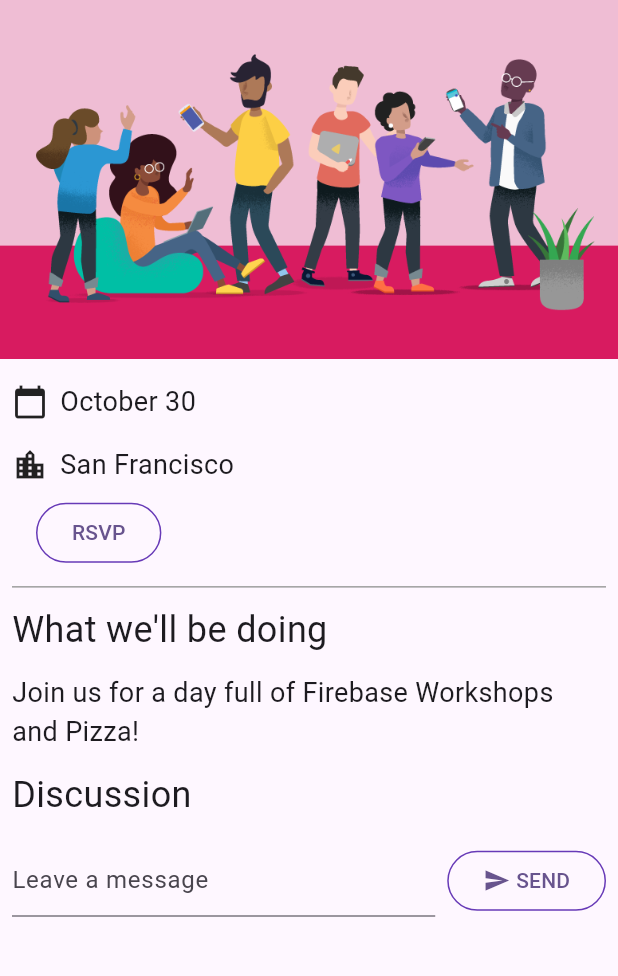
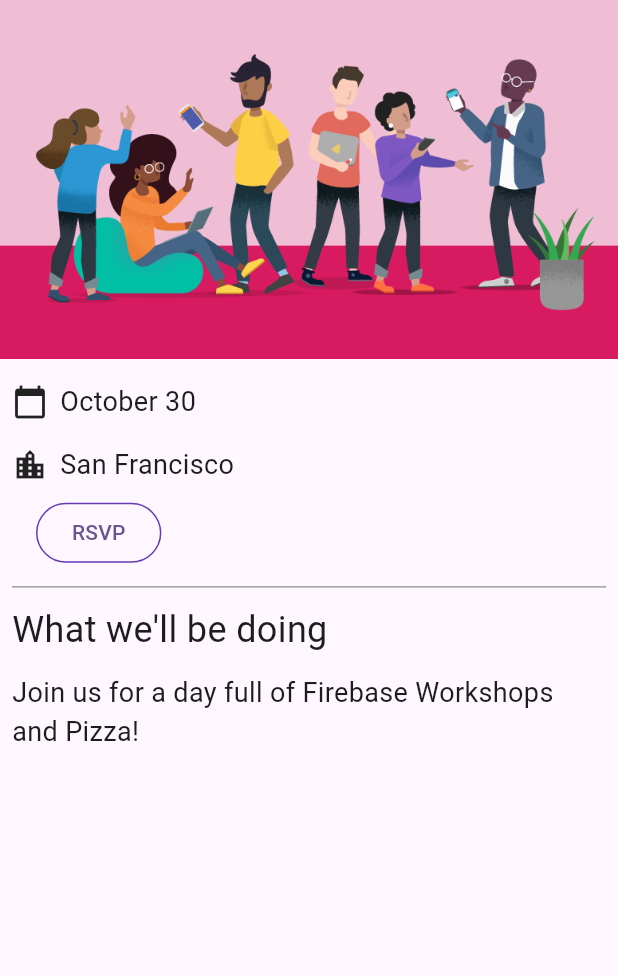
Before and after one commit to MikeCz01/WorkShop_Firebase, a Flutter app: the screen it shows after launch, on a phone screen of 412 x 824 dp, the part 84-1060 px from its top. Run offline on Flutter 3.47's test engine with Material 3 defaults, Android fonts, the phone set to English and light mode, and no system bars; our stand-ins replace cloud_firestore, firebase_auth, firebase_core, go_router, google_fonts; missing offline and left inert: firebase_ui_auth; accounts and stored records are empty.

Commit message:
Se agregó el archivo guest_book_message y se hicieron cambios en el archivo app_state

```diff
--- /dev/null
+++ b/lib/guest_book_message.dart
@@ -0,0 +1,6 @@
+class GuestBookMessage {
+  GuestBookMessage({required this.name, required this.message});
+
+  final String name;
+  final String message;
+}
--- a/lib/home_page.dart
+++ b/lib/home_page.dart
@@ -1,16 +1,15 @@
-import 'package:firebase_auth/firebase_auth.dart' // new
-    hide
-        EmailAuthProvider,
-        PhoneAuthProvider; // new
-import 'package:flutter/material.dart'; // new
-import 'package:provider/provider.dart'; // new
+import 'package:firebase_auth/firebase_auth.dart'
+    hide EmailAuthProvider, PhoneAuthProvider;
+import 'package:flutter/material.dart';
+import 'package:provider/provider.dart';
+
+import 'app_state.dart';
 import 'guest_book.dart';
-import 'app_state.dart'; // new
-import 'src/authentication.dart'; // new
+import 'src/authentication.dart';
 import 'src/widgets.dart';
 
 class HomePage extends StatelessWidget {
-  const HomePage({super.key});
+  const HomePage({Key? key}) : super(key: key);
 
   @override
   Widget build(BuildContext context) {
@@ -24,7 +23,6 @@ class HomePage extends StatelessWidget {
           const SizedBox(height: 8),
           const IconAndDetail(Icons.calendar_today, 'October 30'),
           const IconAndDetail(Icons.location_city, 'San Francisco'),
-          // Add from here
           Consumer<ApplicationState>(
             builder: (context, appState, _) => AuthFunc(
                 loggedIn: appState.loggedIn,
@@ -32,7 +30,6 @@ class HomePage extends StatelessWidget {
                   FirebaseAuth.instance.signOut();
                 }),
           ),
-          // to here
           const Divider(
             height: 8,
             thickness: 1,
@@ -44,8 +41,22 @@ class HomePage extends StatelessWidget {
           const Paragraph(
             'Join us for a day full of Firebase Workshops and Pizza!',
           ),
-          const Header('Discussion'),
-          GuestBook(addMessage: (message) => print(message)),
+          // Modify from here...
+          Consumer<ApplicationState>(
+            builder: (context, appState, _) => Column(
+              crossAxisAlignment: CrossAxisAlignment.start,
+              children: [
+                if (appState.loggedIn) ...[
+                  const Header('Discussion'),
+                  GuestBook(
+                    addMessage: (message) =>
+                        appState.addMessageToGuestBook(message),
+                  ),
+                ],
+              ],
+            ),
+          ),
+          // ...to here.
         ],
       ),
     );
```
Also changed, not shown: lib/app_state.dart (+42 -5 lines).
